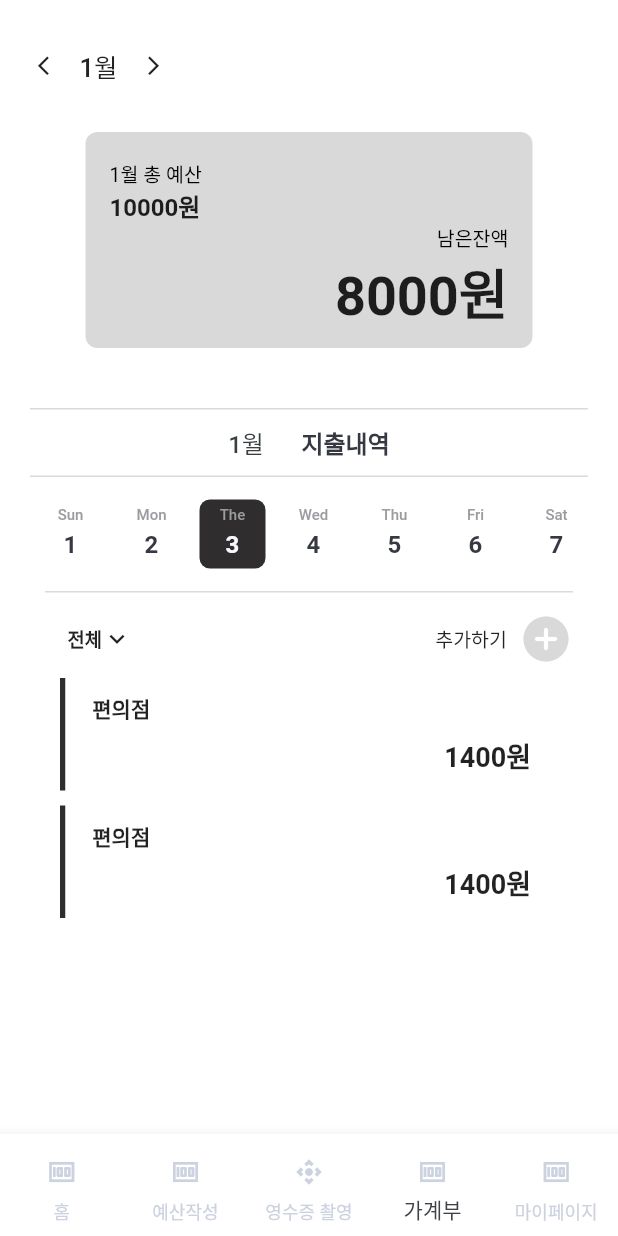
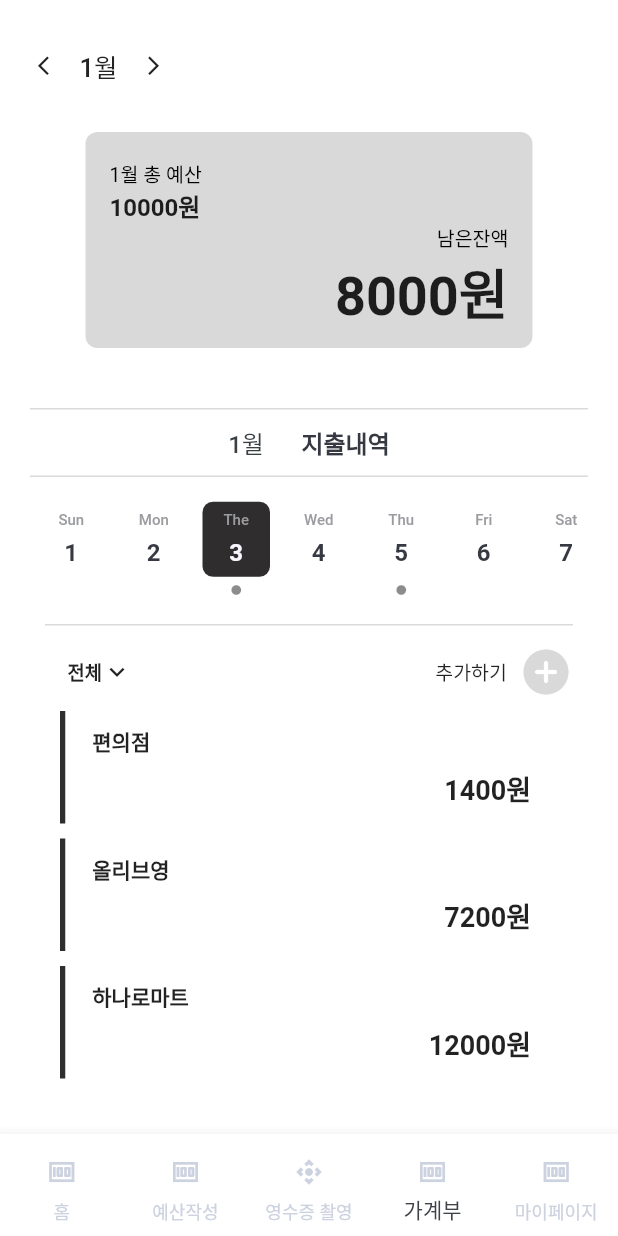
Before and after one commit to GoodZZaa/goodZZa, a Flutter app: the screen it shows after launch, on a phone screen of 412 x 824 dp. Run offline on Flutter 3.47's test engine with Material 2 defaults, Android fonts, the phone set to English and light mode, and no system bars; accounts and stored records are empty.

Commit message:
feat: 일별 기록 유무 아이콘 추가

```diff
--- a/lib/pages/account_book.dart
+++ b/lib/pages/account_book.dart
@@ -22,8 +22,8 @@ class _AccountBookState extends State<AccountBook>
   void initState() {
     super.initState();
     _accountProvider = Provider.of<AccountProvider>(context, listen: false);
+    _accountProvider.initDate();
     _accountProvider.getData();
-    _accountProvider.setDayList(DateTime.now());
 
     _tabController = TabController(
         length: _accountProvider.days.length,
@@ -33,7 +33,6 @@ class _AccountBookState extends State<AccountBook>
 
   @override
   void dispose() {
-    // TODO: implement dispose
     super.dispose();
     _tabController.dispose();
   }
@@ -48,17 +47,33 @@ class _AccountBookState extends State<AccountBook>
           child: Column(
             children: [
               TabBar(
-                indicatorPadding: const EdgeInsets.all(5),
-                onTap: (value) {},
+                onTap: (value) {
+                  _accountProvider.setDay(value + 1);
+                },
+                labelPadding: const EdgeInsets.all(5),
                 controller: _tabController,
                 isScrollable: true,
                 tabs: _accountProvider.days
                     .map((element) => Tab(
-                          height: 54,
-                          child: Container(
+                        height: 66,
+                        child: Column(
+                          mainAxisAlignment: MainAxisAlignment.center,
+                          children: [
+                            Container(
+                                margin: const EdgeInsets.only(bottom: 5),
+                                decoration: element ==
+                                        _accountProvider.selectedDate
+                                    ? BoxDecoration(
+                                        borderRadius: BorderRadius.circular(7),
+                                        color:
+                                            const Color.fromRGBO(47, 45, 45, 1))
+                                    : BoxDecoration(
+                                        borderRadius: BorderRadius.circular(7),
+                                        color: const Color.fromRGBO(
+                                            255, 255, 255, 1)),
                                 alignment: Alignment.center,
-                              height: 44,
-                              width: 22,
+                                height: 50,
+                                width: 45,
                                 child: Column(
                                   mainAxisAlignment:
                                       MainAxisAlignment.spaceEvenly,
@@ -79,14 +94,21 @@ class _AccountBookState extends State<AccountBook>
                                     )
                                   ],
                                 )),
-                        ))
+                            Icon(Icons.circle,
+                                size: 8,
+                                color: _accountProvider.paymentItems
+                                        .where((e) => e.date == element)
+                                        .toList()
+                                        .isEmpty
+                                    ? Colors.transparent
+                                    : Colors.black45)
+                          ],
+                        )))
                     .toList(),
                 labelColor: const Color.fromRGBO(248, 247, 255, 1),
                 unselectedLabelColor:
                     const Color.fromARGB(0xFF, 0x36, 0x39, 0x42),
-                indicator: BoxDecoration(
-                    borderRadius: BorderRadius.circular(7),
-                    color: const Color.fromRGBO(47, 45, 45, 1)),
+                indicator: const BoxDecoration(color: Colors.transparent),
               ),
               Container(
                 margin: const EdgeInsets.only(
@@ -145,7 +167,7 @@ class _AccountBookState extends State<AccountBook>
                   ],
                 ),
               ),
-              SizedBox(
+              Container(
                   height: 300,
                   child: TabBarView(
                       controller: _tabController,
@@ -272,7 +294,7 @@ class _AccountBookState extends State<AccountBook>
           IconButton(
               iconSize: 15,
               onPressed: () {
-                _accountProvider.setMinusMonth();
+                _accountProvider.setMonthBefore();
                 _tabController = TabController(
                     length: _accountProvider.days.length, vsync: this);
               },
@@ -280,14 +302,14 @@ class _AccountBookState extends State<AccountBook>
                 Icons.arrow_back_ios_new,
               )),
           Text(
-            "${_accountProvider.selectedMonth.month}월",
+            "${_accountProvider.selectedDate.month}월",
             style: const TextStyle(fontSize: 17, fontWeight: FontWeight.w500),
             textAlign: TextAlign.start,
           ),
           IconButton(
               iconSize: 15,
               onPressed: () {
-                _accountProvider.setPlusMonth();
+                _accountProvider.setMonthNext();
                 _tabController = TabController(
                     length: _accountProvider.days.length, vsync: this);
               },
@@ -315,7 +337,7 @@ class _AccountBookState extends State<AccountBook>
             mainAxisAlignment: MainAxisAlignment.spaceBetween,
             children: [
               Text(
-                '${_accountProvider.selectedMonth.month}월 총 예산',
+                '${_accountProvider.selectedDate.month}월 총 예산',
                 style: const TextStyle(
                   color: Colors.black,
                   fontSize: 13,
@@ -369,7 +391,7 @@ class _AccountBookState extends State<AccountBook>
           Row(
             mainAxisAlignment: MainAxisAlignment.center,
             children: [
-              Text('${_accountProvider.selectedMonth.month}월',
+              Text('${_accountProvider.selectedDate.month}월',
                   style: const TextStyle(
                       fontSize: 16,
                       color: Color.fromRGBO(57, 63, 66, 1),
--- a/lib/pages/bottom_nav.dart
+++ b/lib/pages/bottom_nav.dart
@@ -74,7 +74,7 @@ class BottomNavigation extends StatelessWidget {
               activeIcon: Container(
                   padding: itemPadding,
                   child: const Icon(
-                    Icons.money,
+                    Icons.control_camera_outlined,
                     size: 20,
                     color: unSelected,
                   )),
--- a/lib/provider/account_book_provider.dart
+++ b/lib/provider/account_book_provider.dart
@@ -11,8 +11,8 @@ class Account {
 enum AccountState { loading, fail, success }
 
 class AccountProvider extends ChangeNotifier {
-  DateTime _selectedMonth = DateTime.now();
-  DateTime get selectedMonth => _selectedMonth;
+  late DateTime _selectedDate;
+  DateTime get selectedDate => _selectedDate;
 
   List<DateTime> get days => _days;
   List<DateTime> _days = <DateTime>[];
@@ -23,6 +23,7 @@ class AccountProvider extends ChangeNotifier {
   late Account _account;
   Account get account => _account;
 
+  // 임시 더미데이터
   List<PaymentItem> paymentItems = <PaymentItem>[
     PaymentItem(
         amount: 1,
@@ -61,14 +62,42 @@ class AccountProvider extends ChangeNotifier {
         year: 2023),
     PaymentItem(
         amount: 1,
-        price: 1400,
-        productName: '편의점',
+        price: 7200,
+        productName: '올리브영',
         date: DateTime(2023, 1, 3),
+        month: 1,
+        year: 2023),
+    PaymentItem(
+        amount: 1,
+        price: 12000,
+        productName: '하나로마트',
+        date: DateTime(2023, 1, 3),
+        month: 1,
+        year: 2023),
+    PaymentItem(
+        amount: 1,
+        price: 7200,
+        productName: '올리브영',
+        date: DateTime(2023, 1, 5),
+        month: 1,
+        year: 2023),
+    PaymentItem(
+        amount: 1,
+        price: 12000,
+        productName: '하나로마트',
+        date: DateTime(2023, 1, 5),
         month: 1,
         year: 2023),
   ];
 
+  void initDate() {
+    final now = DateTime.now();
+    _selectedDate = DateTime(now.year, now.month, now.day);
+    setDayList(_selectedDate);
+  }
+
   void setDayList(DateTime date) {
+    // 월별 날짜 수 계산 및 날짜 리스트 생성
     int diff = date.difference(DateTime(date.year, date.month + 1, 1)).inDays;
     int lastDayOfMonth = date.day - diff;
 
@@ -85,15 +114,22 @@ class AccountProvider extends ChangeNotifier {
     _state = AccountState.success;
   }
 
-  void setPlusMonth() {
-    _selectedMonth = _selectedMonth.add(Duration(days: _days.length));
-    setDayList(_selectedMonth);
+  void setDay(int day) {
+    _selectedDate = DateTime(_selectedDate.year, _selectedDate.month, day);
     notifyListeners();
   }
 
-  void setMinusMonth() {
-    _selectedMonth = _selectedMonth.subtract(Duration(days: _days.length));
-    setDayList(_selectedMonth);
+  void setMonthNext() {
+    // 다음달
+    _selectedDate = _selectedDate.add(Duration(days: _days.length));
+    setDayList(_selectedDate);
+    notifyListeners();
+  }
+
+  void setMonthBefore() {
+    // 이전달
+    _selectedDate = _selectedDate.subtract(Duration(days: _days.length));
+    setDayList(_selectedDate);
     notifyListeners();
   }
 }
```
Lines whose indentation alone changed are shown as unchanged.
